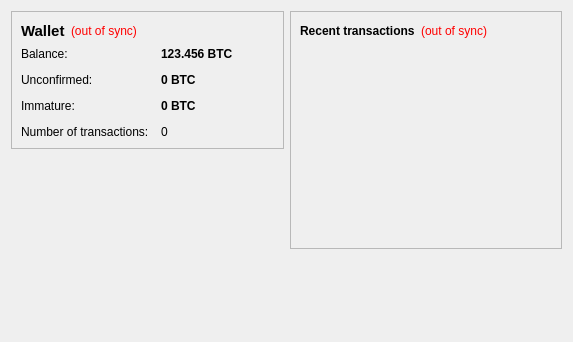
This is src/qt/forms/overviewpage.ui in raffermeko/bitcoin as Qt 5 draws it before an edit. The edited form follows.
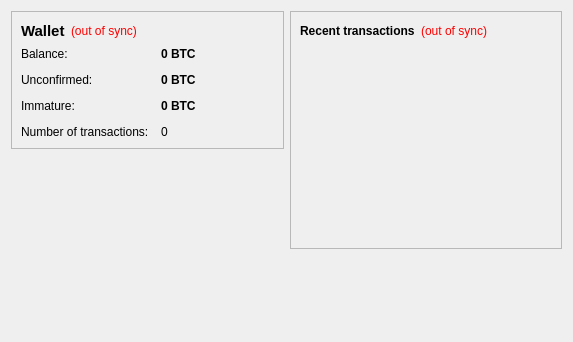
This is the edited form.

Commit message: change initial Balance on overviewpage from "123.456 BTC" to "0 BTC" to not confuse users, which could see it before we init with the real wallet balance

What changed in the file:
```diff
--- a/src/qt/forms/overviewpage.ui
+++ b/src/qt/forms/overviewpage.ui
@@ -105,7 +105,7 @@
              <string>Your current balance</string>
             </property>
             <property name="text">
-             <string notr="true">123.456 BTC</string>
+             <string notr="true">0 BTC</string>
             </property>
             <property name="textInteractionFlags">
              <set>Qt::LinksAccessibleByMouse|Qt::TextSelectableByKeyboard|Qt::TextSelectableByMouse</set>
```
